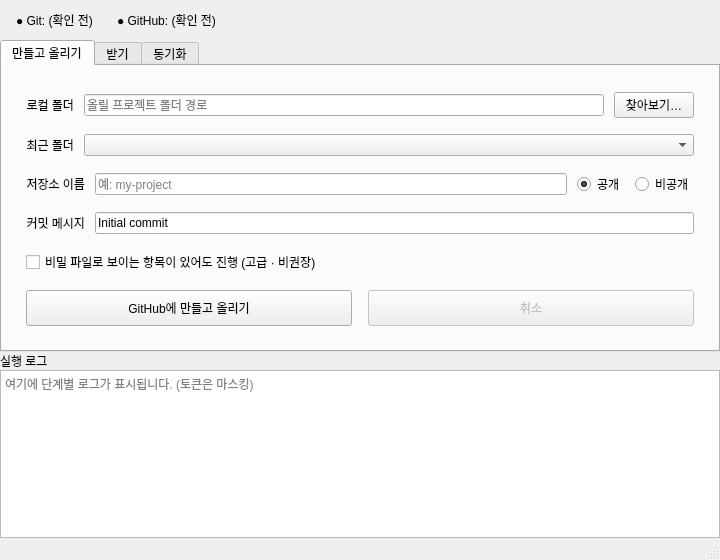
Before: the Qt Designer form ui/main_window.ui in seongbin45/CloneUp, drawn with Qt 5.
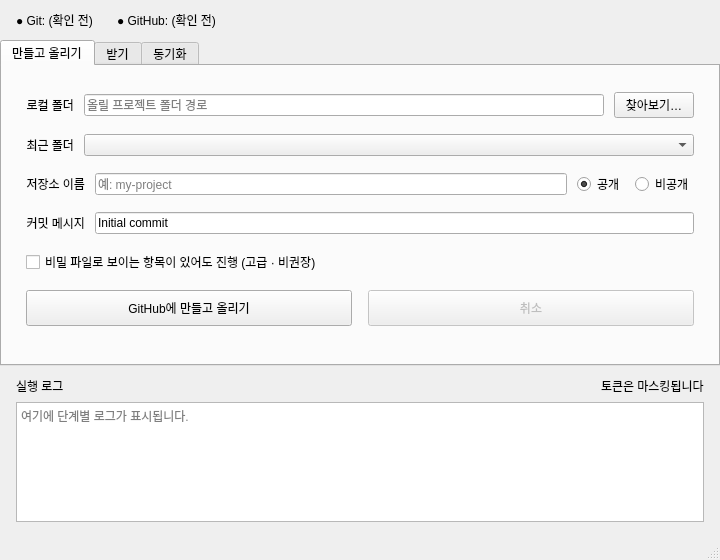
After: the same form once the commit is applied.

Commit message:
fix: shorter log strip and unclipped device-code digits
Cap execution log height with side margins; give the login code label more vertical padding and height so tall digits are not cut off.

Diff of the .ui file:
```diff
--- a/ui/main_window.ui
+++ b/ui/main_window.ui
@@ -615,6 +615,26 @@
      </widget>
     </item>
     <item>
+     <widget class="QWidget" name="logPanel">
+      <layout class="QVBoxLayout" name="logPanelLayout">
+       <property name="spacing">
+        <number>6</number>
+       </property>
+       <property name="leftMargin">
+        <number>16</number>
+       </property>
+       <property name="topMargin">
+        <number>10</number>
+       </property>
+       <property name="rightMargin">
+        <number>16</number>
+       </property>
+       <property name="bottomMargin">
+        <number>16</number>
+       </property>
+       <item>
+        <layout class="QHBoxLayout" name="logHeaderLayout">
+         <item>
      <widget class="QLabel" name="labelLog">
       <property name="text">
        <string>실행 로그</string>
@@ -622,13 +642,56 @@
      </widget>
     </item>
     <item>
+          <spacer name="horizontalSpacerLog">
+           <property name="orientation">
+            <enum>Qt::Orientation::Horizontal</enum>
+           </property>
+           <property name="sizeHint" stdset="0">
+            <size>
+             <width>40</width>
+             <height>20</height>
+            </size>
+           </property>
+          </spacer>
+         </item>
+         <item>
+          <widget class="QLabel" name="labelLogHint">
+           <property name="text">
+            <string>토큰은 마스킹됩니다</string>
+           </property>
+          </widget>
+         </item>
+        </layout>
+       </item>
+       <item>
      <widget class="QPlainTextEdit" name="textLog">
       <property name="readOnly">
        <bool>true</bool>
       </property>
+         <property name="maximumSize">
+          <size>
+           <width>16777215</width>
+           <height>130</height>
+          </size>
+         </property>
+         <property name="minimumSize">
+          <size>
+           <width>0</width>
+           <height>100</height>
+          </size>
+         </property>
       <property name="placeholderText">
-       <string>여기에 단계별 로그가 표시됩니다. (토큰은 마스킹)</string>
-      </property>
+          <string>여기에 단계별 로그가 표시됩니다.</string>
+         </property>
+         <property name="sizePolicy">
+          <sizepolicy hsizetype="Expanding" vsizetype="Fixed">
+           <horstretch>0</horstretch>
+           <verstretch>0</verstretch>
+          </sizepolicy>
+         </property>
+        </widget>
+       </item>
+      </layout>
      </widget>
     </item>
    </layout>
```
Lines whose indentation alone changed are shown as unchanged. The commit also changes 2 other files.
